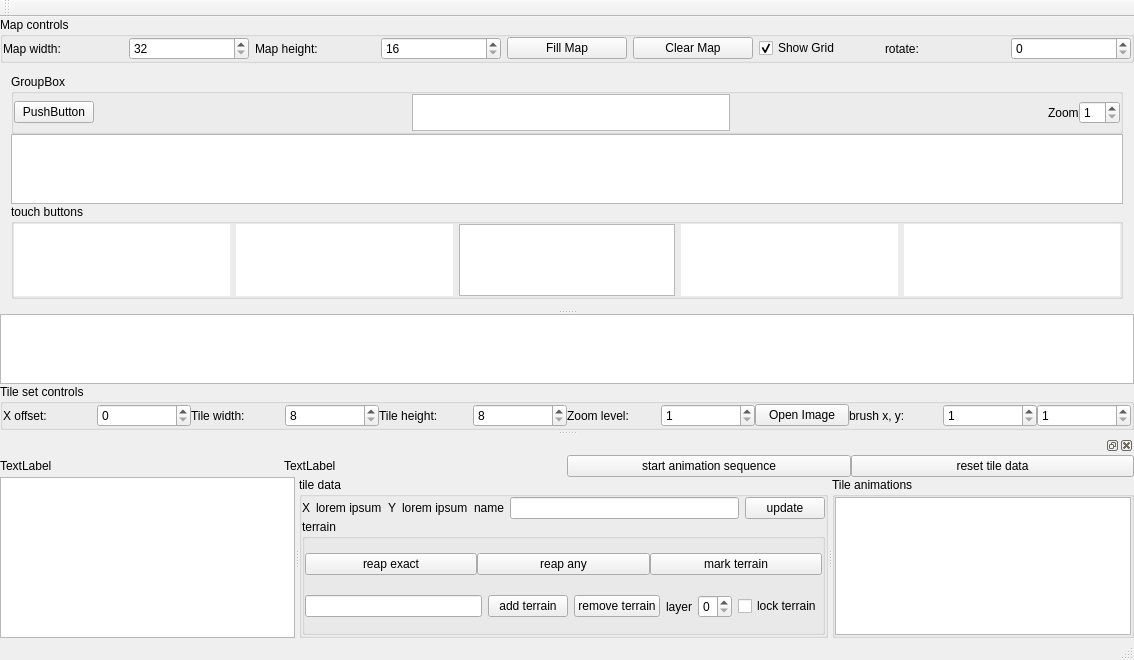
First picture: the form in mapeditor.ui, repository stoyan-shopov/TileMapEdit, before the edit.
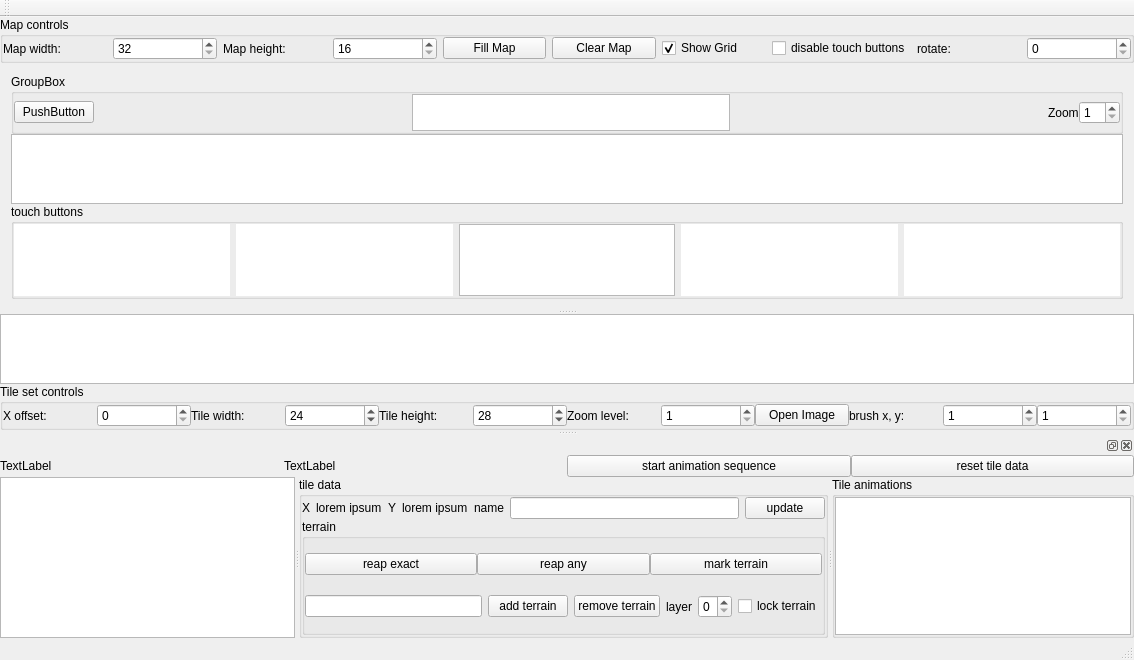
Second picture: the form after the edit.

The edit to the form file:
```diff
--- a/mapeditor.ui
+++ b/mapeditor.ui
@@ -126,6 +126,13 @@
            </property>
           </widget>
          </item>
+         <item>
+          <widget class="QCheckBox" name="checkBoxDisableTouchButtons">
+           <property name="text">
+            <string>disable touch buttons</string>
+           </property>
+          </widget>
+         </item>
          <item>
           <widget class="QLabel" name="label_10">
            <property name="text">
@@ -448,6 +455,9 @@
          <property name="maximum">
           <number>512</number>
          </property>
+         <property name="value">
+          <number>24</number>
+         </property>
         </widget>
        </item>
        <item>
@@ -465,6 +475,9 @@
          <property name="maximum">
           <number>512</number>
          </property>
+         <property name="value">
+          <number>28</number>
+         </property>
         </widget>
        </item>
        <item>
```
